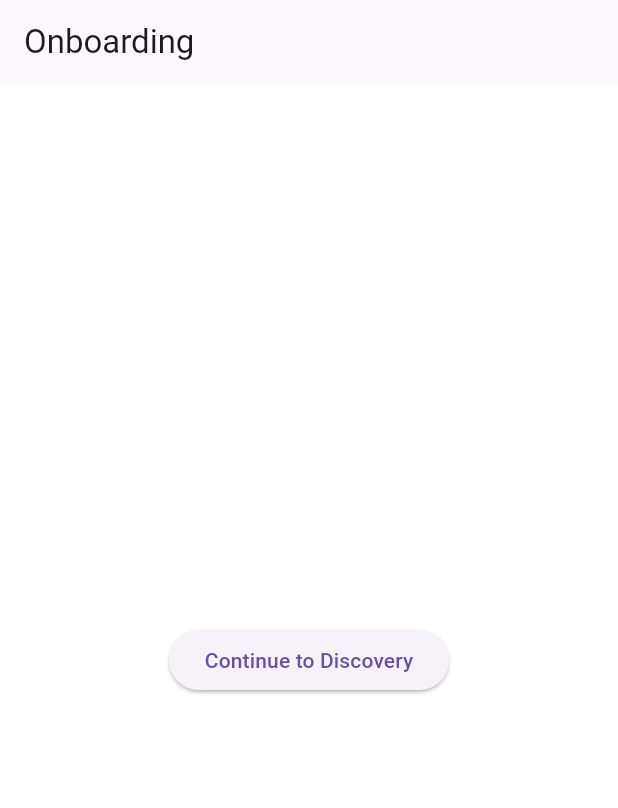
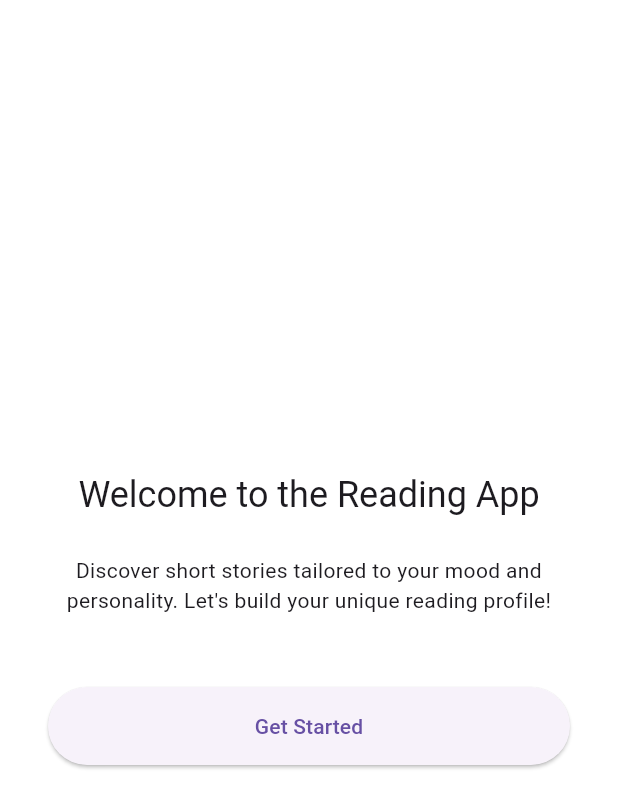
Before and after one commit to amin98/readingapp, a Flutter app: the screen it shows after launch, on a phone screen of 412 x 824 dp. Shown: the top 808 px of the screen. Run offline on Flutter 3.47's test engine with Material 3 defaults, Android fonts, the phone set to English and light mode, and no system bars.

Commit message:
added welcome, onboarding and homescreens

```diff
--- a/lib/main.dart
+++ b/lib/main.dart
@@ -1,4 +1,8 @@
 import 'package:flutter/material.dart';
+
+import 'screens/homepage_screen.dart'; // Import the homepage screen
+import 'screens/onboarding_screen.dart'; // Import the *correct* onboarding screen
+import 'screens/welcome_screen.dart'; // Import the Welcome screen
 
 void main() {
   runApp(const ReadingApp());
@@ -15,43 +19,15 @@ class ReadingApp extends StatelessWidget {
       theme: ThemeData(
         primarySwatch: Colors.blue,
         scaffoldBackgroundColor: Colors.white,
+        visualDensity: VisualDensity.adaptivePlatformDensity,
+        useMaterial3: true, // Optional: Enable Material 3
       ),
       initialRoute: '/',
       routes: {
-        '/': (context) => const OnboardingScreen(),
-        '/discovery': (context) => const DiscoveryScreen(),
+        '/': (context) => const WelcomeScreen(),
+        '/onboarding': (context) => const OnboardingScreen(),
+        '/discovery': (context) => HomepageScreen(),
       },
     );
   }
 }
-
-class OnboardingScreen extends StatelessWidget {
-  const OnboardingScreen({super.key});
-
-  @override
-  Widget build(BuildContext context) {
-    return Scaffold(
-      appBar: AppBar(title: const Text('Onboarding')),
-      body: Center(
-        child: ElevatedButton(
-          onPressed: () {
-            Navigator.pushNamed(context, '/discovery');
-          },
-          child: const Text('Continue to Discovery'),
-        ),
-      ),
-    );
-  }
-}
-
-class DiscoveryScreen extends StatelessWidget {
-  const DiscoveryScreen({super.key});
-
-  @override
-  Widget build(BuildContext context) {
-    return Scaffold(
-      appBar: AppBar(title: const Text('Discovery Feed')),
-      body: const Center(child: Text('Here will be the curated story list.')),
-    );
-  }
-}
--- /dev/null
+++ b/lib/screens/welcome_screen.dart
@@ -0,0 +1,43 @@
+import 'package:flutter/material.dart';
+
+class WelcomeScreen extends StatelessWidget {
+  const WelcomeScreen({super.key});
+
+  @override
+  Widget build(BuildContext context) {
+    return Scaffold(
+      body: Center(
+        child: Padding(
+          padding: const EdgeInsets.all(32.0),
+          child: Column(
+            mainAxisAlignment: MainAxisAlignment.center,
+            children: [
+              Text(
+                'Welcome to the Reading App',
+                style: Theme.of(context).textTheme.headlineSmall,
+                textAlign: TextAlign.center,
+              ),
+              const SizedBox(height: 24),
+              const Text(
+                'Discover short stories tailored to your mood and personality. Let\'s build your unique reading profile!',
+                textAlign: TextAlign.center,
+              ),
+              const SizedBox(height: 48),
+              ElevatedButton(
+                onPressed: () {
+                  // Navigate to the Onboarding screen
+                  Navigator.pushNamed(context, '/onboarding');
+                },
+                style: ElevatedButton.styleFrom(
+                  minimumSize: const Size(double.infinity, 50), // Full width
+                  padding: const EdgeInsets.symmetric(vertical: 16),
+                ),
+                child: const Text('Get Started'),
+              ),
+            ],
+          ),
+        ),
+      ),
+    );
+  }
+}
```
Also changed, not shown: lib/screens/homepage_screen.dart (added, +142 -0 lines), lib/screens/onboarding_screen.dart (added, +130 -0 lines), 1 other file.
